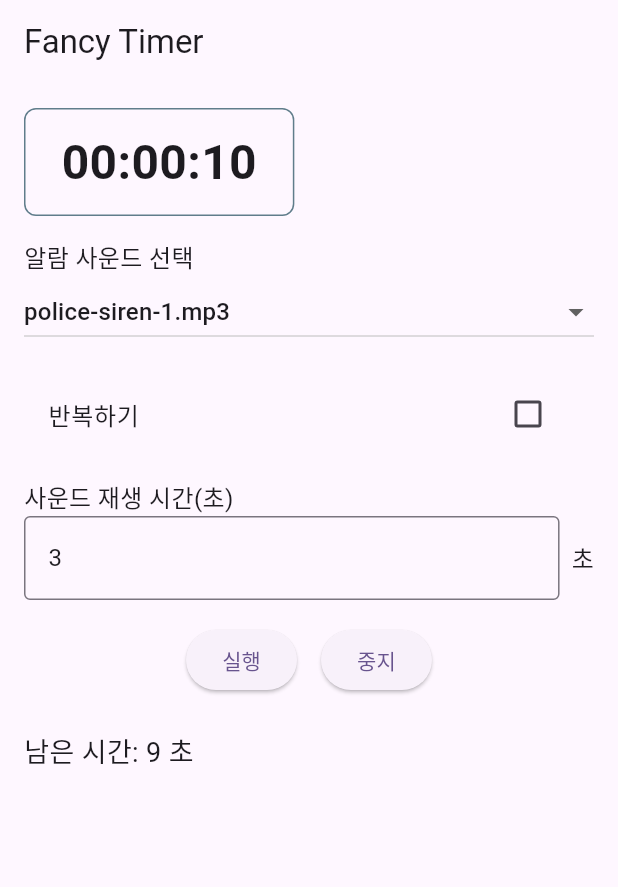
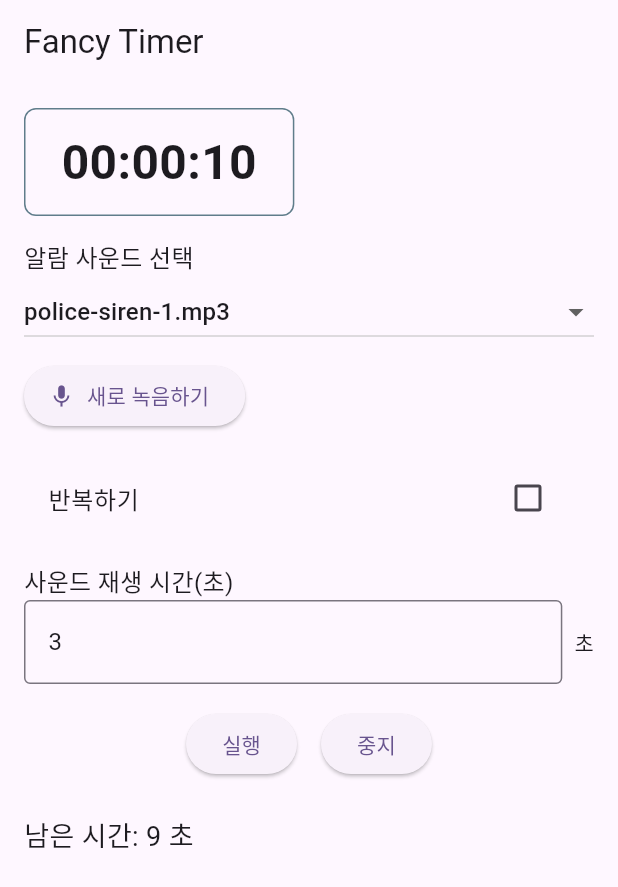
Before and after one commit to wonjongseo/game_timer, a Flutter app: the screen it shows after launch, after a tap on "실행", on a phone screen of 412 x 824 dp. Shown: the top 887 px of the screen. Run offline on Flutter 3.47's test engine with Material 3 defaults, Android fonts, the phone set to English and light mode, and no system bars; our stand-ins replace audioplayers; missing offline and left inert: record.

Commit message:
mp3선택 & 녹음 기능

```diff
--- a/lib/ttest.dart
+++ b/lib/ttest.dart
@@ -1,7 +1,10 @@
 import 'dart:async';
+import 'dart:io';
 import 'package:flutter/cupertino.dart';
 import 'package:flutter/material.dart';
 import 'package:audioplayers/audioplayers.dart';
+import 'package:record/record.dart';
+import 'package:path_provider/path_provider.dart';
 
 class FancyTimerPage extends StatefulWidget {
   @override
@@ -9,42 +12,58 @@ class FancyTimerPage extends StatefulWidget {
 }
 
 class _FancyTimerPageState extends State<FancyTimerPage> {
-  // 재생할 MP3 파일 목록
-  final List<String> mp3Names = [
+  // 기본 MP3(assets) 목록
+  final List<String> _mp3Names = [
     "sounds/police-siren-1.mp3",
     "sounds/police-siren-2.mp3",
     "sounds/police-siren-3.mp3",
   ];
-  String _selectedMp3 = "sounds/police-siren-1.mp3";
+  // 전체 선택 가능 목록 (assets + 녹음 파일)
+  List<String> _playList = [];
+  String _selectedMp3 = "";
 
+  // 녹음용 AudioRecorder
+  final AudioRecorder _recorder = AudioRecorder();
+  bool _isRecordingNow = false;
+  String? _tempPath;
+
+  // 타이머 설정
   Duration _pickedDuration = Duration(seconds: 10);
   Timer? _timer;
   int _remaining = 0;
 
-  // 반복 관련 상태
+  // 반복 옵션
   bool _isRepeating = false;
   bool _isUnlimited = true;
   final TextEditingController _repeatCountController =
       TextEditingController(text: '2');
+  int _remainingRepeats = 0;
 
-  // 사운드 재생 지속시간 입력 컨트롤러 (기본 3초)
+  // 사운드 지속시간 입력 (초)
   final TextEditingController _soundDurationController =
       TextEditingController(text: '3');
 
+  // 오디오 플레이어
   final AudioPlayer _audioPlayer = AudioPlayer();
 
-  // 남은 반복 횟수
-  int _remainingRepeats = 0;
+  @override
+  void initState() {
+    super.initState();
+    _playList = List.from(_mp3Names);
+    _selectedMp3 = _playList.first;
+  }
 
   @override
   void dispose() {
     _timer?.cancel();
     _audioPlayer.dispose();
+    _recorder.dispose();
     _repeatCountController.dispose();
     _soundDurationController.dispose();
     super.dispose();
   }
 
+  // 타이머 Duration 선택 모달
   Future<void> _showDurationPicker() async {
     Duration? result = await showCupertinoModalPopup<Duration>(
       context: context,
@@ -76,44 +95,107 @@ class _FancyTimerPageState extends State<FancyTimerPage> {
     if (result != null) setState(() => _pickedDuration = result);
   }
 
+  // 녹음 시작/중지 & 파일명 입력 팝업
+  Future<void> _toggleRecording() async {
+    if (_isRecordingNow) {
+      // 녹음 중지
+      final String? path = await _recorder.stop();
+      setState(() => _isRecordingNow = false);
+      if (path != null) {
+        _tempPath = path;
+        _showRenameDialog();
+      }
+    } else {
+      // 녹음 시작 전 권한 확인
+      if (!await _recorder.hasPermission()) return;
+      final dir = await getApplicationDocumentsDirectory();
+      final tmp = '${dir.path}/tmp_record.m4a';
+      await _recorder.start(
+        const RecordConfig(
+          encoder: AudioEncoder.aacLc,
+          bitRate: 128000,
+          sampleRate: 44100,
+        ),
+        path: tmp,
+      );
+      setState(() => _isRecordingNow = true);
+    }
+  }
+
+  // 파일명 입력 다이얼로그
+  Future<void> _showRenameDialog() async {
+    final controller = TextEditingController();
+    await showDialog(
+      context: context,
+      builder: (_) => AlertDialog(
+        title: Text('저장할 파일명 입력'),
+        content: TextField(
+          controller: controller,
+          decoration: InputDecoration(hintText: '확장자 없이 입력'),
+        ),
+        actions: [
+          TextButton(
+            child: Text('취소'),
+            onPressed: () {
+              Navigator.of(context).pop();
+              _tempPath = null;
+            },
+          ),
+          TextButton(
+            child: Text('저장'),
+            onPressed: () async {
+              final name = controller.text.trim();
+              if (name.isNotEmpty && _tempPath != null) {
+                final dir = File(_tempPath!).parent;
+                final newPath = '${dir.path}/$name.m4a'; // fixed interpolation
+                await File(_tempPath!).rename(newPath);
+                _playList.add(newPath);
+                setState(() => _selectedMp3 = newPath);
+              }
+              Navigator.of(context).pop();
+            },
+          ),
+        ],
+      ),
+    );
+  }
+
+  // 알람 재생
   Future<void> _playAlarmOnce() async {
     final soundSeconds = int.tryParse(_soundDurationController.text) ?? 3;
+    if (_selectedMp3.startsWith('sounds/')) {
       await _audioPlayer.play(AssetSource(_selectedMp3));
+    } else {
+      await _audioPlayer.play(DeviceFileSource(_selectedMp3));
+    }
     Future.delayed(Duration(seconds: soundSeconds), () {
       _audioPlayer.stop();
     });
   }
 
+  // 타이머 로직
   void _startTimer() {
     final interval = _pickedDuration.inSeconds;
     if (interval <= 0) return;
-
-    // 반복 횟수 초기화
     if (_isRepeating && !_isUnlimited) {
-      final input = int.tryParse(_repeatCountController.text);
-      _remainingRepeats = (input != null && input > 0) ? input : 0;
+      final count = int.tryParse(_repeatCountController.text) ?? 0;
+      _remainingRepeats = count > 0 ? count : 0;
       if (_remainingRepeats == 0) return;
     }
-
     _timer?.cancel();
     setState(() => _remaining = interval);
-
     _timer = Timer.periodic(Duration(seconds: 1), (t) async {
       final next = _remaining - 1;
-
       if (next <= 0) {
-        // 알람 재생
         await _playAlarmOnce();
-
         if (_isRepeating) {
-          // 반복 모드
-          if (_isUnlimited) {
+          if (_isUnlimited)
             setState(() => _remaining = interval);
-          } else {
+          else {
             _remainingRepeats--;
-            if (_remainingRepeats > 0) {
+            if (_remainingRepeats > 0)
               setState(() => _remaining = interval);
-            } else {
+            else {
               t.cancel();
               setState(() => _remaining = 0);
             }
@@ -122,9 +204,8 @@ class _FancyTimerPageState extends State<FancyTimerPage> {
           t.cancel();
           setState(() => _remaining = 0);
         }
-      } else {
+      } else
         setState(() => _remaining = next);
-      }
     });
   }
 
@@ -139,129 +220,94 @@ class _FancyTimerPageState extends State<FancyTimerPage> {
 
   @override
   Widget build(BuildContext context) {
-    String twoDigits(int n) => n.toString().padLeft(2, '0');
-    final h = twoDigits(_pickedDuration.inHours);
-    final m = twoDigits(_pickedDuration.inMinutes.remainder(60));
-    final s = twoDigits(_pickedDuration.inSeconds.remainder(60));
-
+    String two(int n) => n.toString().padLeft(2, '0');
+    final h = two(_pickedDuration.inHours),
+        m = two(_pickedDuration.inMinutes.remainder(60)),
+        s = two(_pickedDuration.inSeconds.remainder(60));
     return Scaffold(
       appBar: AppBar(title: Text('Fancy Timer')),
       body: SingleChildScrollView(
         padding: EdgeInsets.all(16),
-        child: Column(
-          crossAxisAlignment: CrossAxisAlignment.start,
-          children: [
-            // 타이머 선택부
+        child: Column(crossAxisAlignment: CrossAxisAlignment.start, children: [
+          // 타이머 선택
           GestureDetector(
             onTap: _showDurationPicker,
             child: Container(
               padding: EdgeInsets.symmetric(vertical: 12, horizontal: 24),
               decoration: BoxDecoration(
                   border: Border.all(color: Colors.blueGrey),
-                  borderRadius: BorderRadius.circular(8),
-                ),
-                child: Text(
-                  '$h:$m:$s',
-                  style: TextStyle(fontSize: 32, fontWeight: FontWeight.bold),
+                  borderRadius: BorderRadius.circular(8)),
+              child: Text('$h:$m:$s',
+                  style: TextStyle(fontSize: 32, fontWeight: FontWeight.bold)),
             ),
           ),
-            ),
-
           SizedBox(height: 16),
-
-            // MP3 선택 드롭다운
+          // 사운드 선택
           Text('알람 사운드 선택', style: TextStyle(fontSize: 16)),
           DropdownButton<String>(
               value: _selectedMp3,
               isExpanded: true,
-              items: mp3Names
-                  .map((name) => DropdownMenuItem(
-                        value: name,
-                        child: Text(name.split('/').last),
-                      ))
-                  .toList(),
-              onChanged: (val) => setState(() {
-                if (val != null) _selectedMp3 = val;
-              }),
+              items: _playList.map((path) {
+                final label = path.startsWith('sounds/')
+                    ? path.split('/').last
+                    : File(path).uri.pathSegments.last;
+                return DropdownMenuItem(value: path, child: Text(label));
+              }).toList(),
+              onChanged: (v) => setState(() => _selectedMp3 = v!)),
+          SizedBox(height: 8),
+          // 녹음 토글: 녹음 중지 시 파일명 입력 팝업
+          ElevatedButton.icon(
+            icon: Icon(_isRecordingNow ? Icons.stop : Icons.mic),
+            label: Text(_isRecordingNow ? '녹음 중지(저장)' : '새로 녹음하기'),
+            onPressed: _toggleRecording,
           ),
-
           SizedBox(height: 16),
-
-            // 반복 여부 토글
+          // 반복 옵션
           CheckboxListTile(
               title: Text('반복하기'),
               value: _isRepeating,
-              onChanged: (v) => setState(() => _isRepeating = v!),
-            ),
-
+              onChanged: (v) => setState(() => _isRepeating = v!)),
           if (_isRepeating) ...[
-              Row(
-                children: [
+            Row(children: [
               Expanded(
                   child: RadioListTile<bool>(
                       title: Text('무제한'),
                       value: true,
                       groupValue: _isUnlimited,
-                      onChanged: (v) => setState(() => _isUnlimited = v!),
-                    ),
-                  ),
+                      onChanged: (v) => setState(() => _isUnlimited = v!))),
               Expanded(
                   child: RadioListTile<bool>(
                       title: Text('횟수 지정'),
                       value: false,
                       groupValue: _isUnlimited,
-                      onChanged: (v) => setState(() => _isUnlimited = v!),
-                    ),
-                  ),
-                ],
-              ),
+                      onChanged: (v) => setState(() => _isUnlimited = v!))),
+            ]),
             if (!_isUnlimited)
-                Padding(
-                  padding: EdgeInsets.symmetric(vertical: 8),
-                  child: TextField(
+              TextField(
                   controller: _repeatCountController,
                   keyboardType: TextInputType.number,
                   decoration: InputDecoration(
-                      labelText: '반복 횟수',
-                      border: OutlineInputBorder(),
-                    ),
-                  ),
-                ),
+                      labelText: '반복 횟수', border: OutlineInputBorder())),
           ],
-
           SizedBox(height: 16),
-
-            // 사운드 지속시간 입력
+          // 사운드 지속시간
           Text('사운드 재생 시간(초)', style: TextStyle(fontSize: 16)),
-            Row(
-              children: [
+          Row(children: [
             Expanded(
                 child: TextField(
                     controller: _soundDurationController,
                     keyboardType: TextInputType.number,
-                    decoration: InputDecoration(
-                      border: OutlineInputBorder(),
-                    ),
-                  ),
-                ),
+                    decoration: InputDecoration(border: OutlineInputBorder()))),
             SizedBox(width: 8),
-                Text('초', style: TextStyle(fontSize: 16)),
-              ],
-            ),
-
+            Text('초'),
+          ]),
           SizedBox(height: 16),
-
           // 실행/중지 버튼
-            Row(
-              mainAxisAlignment: MainAxisAlignment.center,
-              children: [
+          Row(mainAxisAlignment: MainAxisAlignment.center, children: [
             ElevatedButton(onPressed: _startTimer, child: Text('실행')),
             SizedBox(width: 16),
             ElevatedButton(onPressed: _stopTimer, child: Text('중지')),
-              ],
-            ),
-
-            // 남은 시간 & 남은 반복 횟수 표시
+          ]),
           if (_remaining > 0) ...[
             SizedBox(height: 24),
             Text('남은 시간: $_remaining 초', style: TextStyle(fontSize: 18)),
@@ -269,8 +315,7 @@ class _FancyTimerPageState extends State<FancyTimerPage> {
               Text('남은 반복 횟수: $_remainingRepeats',
                   style: TextStyle(fontSize: 16, color: Colors.grey)),
           ],
-          ],
-        ),
+        ]),
       ),
     );
   }
```
Lines whose indentation alone changed are shown as unchanged.
